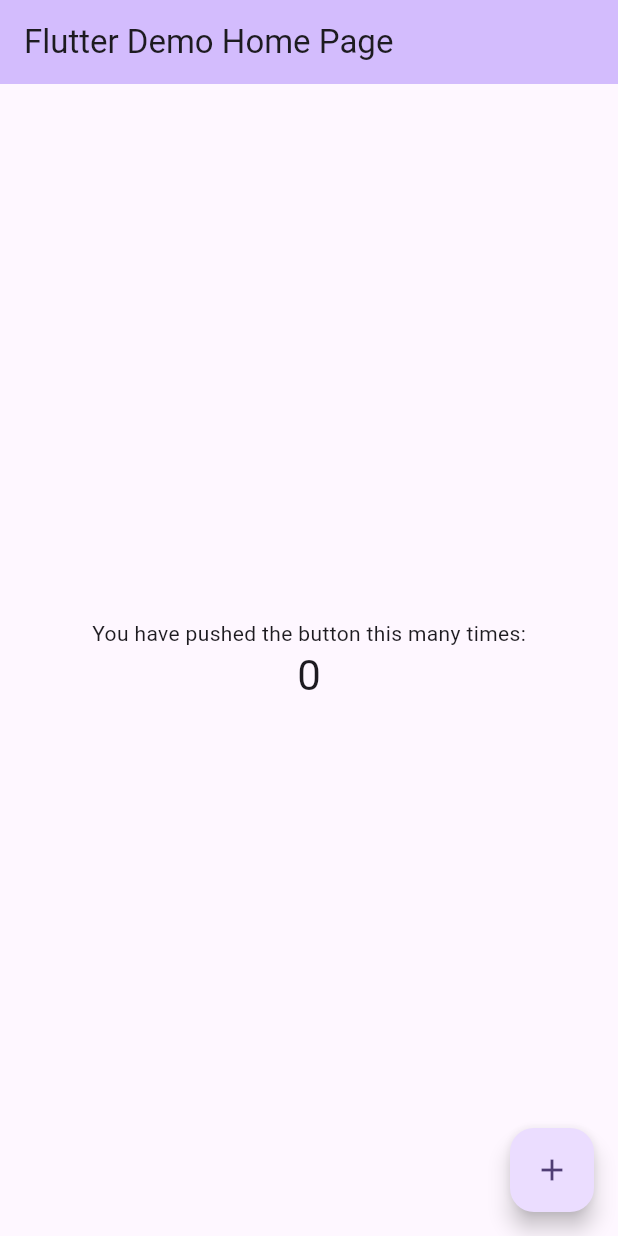
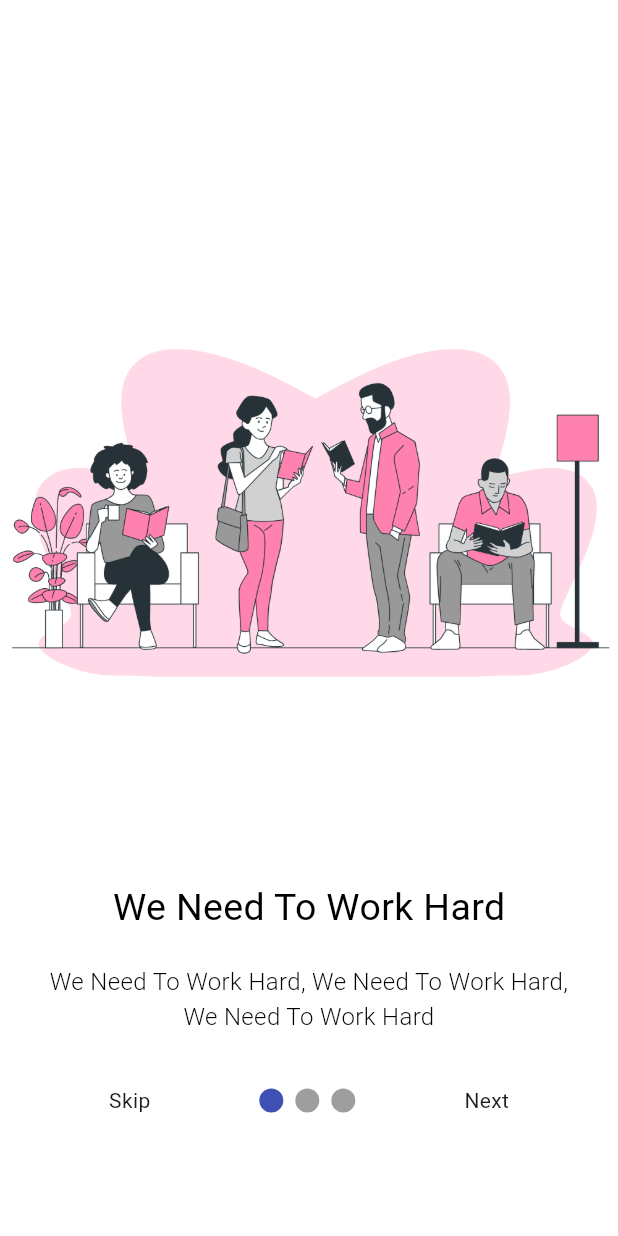
Before and after one commit to nimendra-ag/bookbuddies, a Flutter app: the screen it shows after launch, on a phone screen of 412 x 824 dp. Run offline on Flutter 3.47's test engine with Material 3 defaults, Android fonts, the phone set to English and light mode, and no system bars; drawn by our look-alikes of smooth_page_indicator.

Commit message:
created 3 onboard screens

```diff
--- /dev/null
+++ b/lib/Screens/IntroScreens/IntroScreens.dart
@@ -0,0 +1,65 @@
+import 'package:bookbuddies/Screens/IntroScreens/Screen1.dart';
+import 'package:bookbuddies/Screens/IntroScreens/Screen2.dart';
+import 'package:bookbuddies/Screens/IntroScreens/Screen3.dart';
+import 'package:flutter/material.dart';
+import 'package:smooth_page_indicator/smooth_page_indicator.dart';
+
+class Introscreens extends StatefulWidget {
+  const Introscreens({super.key});
+
+  @override
+  State<Introscreens> createState() => _IntroscreensState();
+}
+
+class _IntroscreensState extends State<Introscreens> {
+  PageController pageController = PageController();
+  String buttonText = "Skip";
+  int currentPageIndex = 0;
+
+  @override
+  Widget build(BuildContext context) {
+    return Scaffold(
+      backgroundColor: Colors.white,
+      body: SafeArea(
+        child: Stack(children: [
+          PageView(
+            controller: pageController,
+            onPageChanged: (index) {
+              currentPageIndex = index;
+              if (index == 3) {
+                buttonText = "Finish";
+              } else {
+                buttonText = "Skip";
+              }
+            },
+            children: const [Screen1(), Screen2(), Screen3()],
+          ),
+          Container(
+              alignment: const Alignment(0, 0.8),
+              child: Row(
+                mainAxisAlignment: MainAxisAlignment.spaceEvenly,
+                children: [
+                  GestureDetector(
+                    onTap: () {},
+                    child: Text(buttonText),
+                  ),
+                  SmoothPageIndicator(controller: pageController, count: 3),
+                  currentPageIndex == 2
+                      ? const SizedBox(
+                          width: 19,
+                        )
+                      : GestureDetector(
+                          onTap: () {
+                            pageController.nextPage(
+                                duration: const Duration(milliseconds: 500),
+                                curve: Curves.easeIn);
+                          },
+                          child: const Text("Next"),
+                        )
+                ],
+              ))
+        ]),
+      ),
+    );
+  }
+}
--- /dev/null
+++ b/lib/Screens/IntroScreens/Screen1.dart
@@ -0,0 +1,33 @@
+import 'package:flutter/material.dart';
+
+class Screen1 extends StatelessWidget {
+  const Screen1({super.key});
+
+  @override
+  Widget build(BuildContext context) {
+    return Column(
+      mainAxisAlignment: MainAxisAlignment.center,
+      children: [
+        Image.asset('assets/Reading book-bro.png'),
+        const SizedBox(height: 40),
+        const Text("We Need To Work Hard", style: TextStyle(
+          color: Colors.black,
+          fontSize: 25,
+          fontWeight: FontWeight.w400
+        ),),
+        const SizedBox(height: 20),
+        Container(
+          padding: const EdgeInsets.symmetric(horizontal: 20),
+          child: const Text("We Need To Work Hard, We Need To Work Hard, We Need To Work Hard", style: TextStyle(
+            color: Colors.black,
+            fontSize: 16,
+            fontWeight: FontWeight.w300
+          ),
+          textAlign: TextAlign.center,
+          ),
+        )
+
+      ],
+    );;
+  }
+}
--- a/lib/main.dart
+++ b/lib/main.dart
@@ -1,3 +1,4 @@
+import 'package:bookbuddies/Screens/IntroScreens/IntroScreens.dart';
 import 'package:flutter/material.dart';
 
 void main() {
@@ -10,116 +11,10 @@
   // This widget is the root of your application.
   @override
   Widget build(BuildContext context) {
-    return MaterialApp(
-      title: 'Flutter Demo',
-      theme: ThemeData(
-        // This is the theme of your application.
-        //
-        // TRY THIS: Try running your application with "flutter run". You'll see
-        // the application has a purple toolbar. Then, without quitting the app,
-        // try changing the seedColor in the colorScheme below to Colors.green
-        // and then invoke "hot reload" (save your changes or press the "hot
-        // reload" button in a Flutter-supported IDE, or press "r" if you used
-        // the command line to start the app).
-        //
-        // Notice that the counter didn't reset back to zero; the application
-        // state is not lost during the reload. To reset the state, use hot
-        // restart instead.
-        //
-        // This works for code too, not just values: Most code changes can be
-        // tested with just a hot reload.
-        colorScheme: ColorScheme.fromSeed(seedColor: Colors.deepPurple),
-        useMaterial3: true,
-      ),
-      home: const MyHomePage(title: 'Flutter Demo Home Page'),
+    return const MaterialApp(
+      debugShowCheckedModeBanner: false,
+      home: Introscreens(),
+
     );
   }
 }
-
-class MyHomePage extends StatefulWidget {
-  const MyHomePage({super.key, required this.title});
-
-  // This widget is the home page of your application. It is stateful, meaning
-  // that it has a State object (defined below) that contains fields that affect
-  // how it looks.
-
-  // This class is the configuration for the state. It holds the values (in this
-  // case the title) provided by the parent (in this case the App widget) and
-  // used by the build method of the State. Fields in a Widget subclass are
-  // always marked "final".
-
-  final String title;
-
-  @override
-  State<MyHomePage> createState() => _MyHomePageState();
-}
-
-class _MyHomePageState extends State<MyHomePage> {
-  int _counter = 0;
-
-  void _incrementCounter() {
-    setState(() {
-      // This call to setState tells the Flutter framework that something has
-      // changed in this State, which causes it to rerun the build method below
-      // so that the display can reflect the updated values. If we changed
-      // _counter without calling setState(), then the build method would not be
-      // called again, and so nothing would appear to happen.
-      _counter++;
-    });
-  }
-
-  @override
-  Widget build(BuildContext context) {
-    // This method is rerun every time setState is called, for instance as done
-    // by the _incrementCounter method above.
-    //
-    // The Flutter framework has been optimized to make rerunning build methods
-    // fast, so that you can just rebuild anything that needs updating rather
-    // than having to individually change instances of widgets.
-    return Scaffold(
-      appBar: AppBar(
-        // TRY THIS: Try changing the color here to a specific color (to
-        // Colors.amber, perhaps?) and trigger a hot reload to see the AppBar
-        // change color while the other colors stay the same.
-        backgroundColor: Theme.of(context).colorScheme.inversePrimary,
-        // Here we take the value from the MyHomePage object that was created by
-        // the App.build method, and use it to set our appbar title.
-        title: Text(widget.title),
-      ),
-      body: Center(
-        // Center is a layout widget. It takes a single child and positions it
-        // in the middle of the parent.
-        child: Column(
-          // Column is also a layout widget. It takes a list of children and
-          // arranges them vertically. By default, it sizes itself to fit its
-          // children horizontally, and tries to be as tall as its parent.
-          //
-          // Column has various properties to control how it sizes itself and
-          // how it positions its children. Here we use mainAxisAlignment to
-          // center the children vertically; the main axis here is the vertical
-          // axis because Columns are vertical (the cross axis would be
-          // horizontal).
-          //
-          // TRY THIS: Invoke "debug painting" (choose the "Toggle Debug Paint"
-          // action in the IDE, or press "p" in the console), to see the
-          // wireframe for each widget.
-          mainAxisAlignment: MainAxisAlignment.center,
-          children: <Widget>[
-            const Text(
-              'You have pushed the button this many times:',
-            ),
-            Text(
-              '$_counter',
-              style: Theme.of(context).textTheme.headlineMedium,
-            ),
-          ],
-        ),
-      ),
-      floatingActionButton: FloatingActionButton(
-        onPressed: _incrementCounter,
-        tooltip: 'Increment',
-        child: const Icon(Icons.add),
-      ), // This trailing comma makes auto-formatting nicer for build methods.
-    );
-  }
-}
--- a/pubspec.yaml
+++ b/pubspec.yaml
@@ -35,6 +35,7 @@ dependencies:
   # The following adds the Cupertino Icons font to your application.
   # Use with the CupertinoIcons class for iOS style icons.
   cupertino_icons: ^1.0.6
+  smooth_page_indicator: ^1.2.0+3
 
 dev_dependencies:
   flutter_test:
@@ -59,9 +60,8 @@ flutter:
   uses-material-design: true
 
   # To add assets to your application, add an assets section, like this:
-  # assets:
-  #   - images/a_dot_burr.jpeg
-  #   - images/a_dot_ham.jpeg
+  assets:
+    - assets/
 
   # An image asset can refer to one or more resolution-specific "variants", see
   # https://flutter.dev/assets-and-images/#resolution-aware
```
Also changed, not shown: lib/Screens/IntroScreens/Screen2.dart (added, +33 -0 lines), lib/Screens/IntroScreens/Screen3.dart (added, +33 -0 lines), assets/Reading book-amico.png (added), assets/Reading book-bro.png (added), assets/Reading book-pana.png (added), pubspec.lock.
